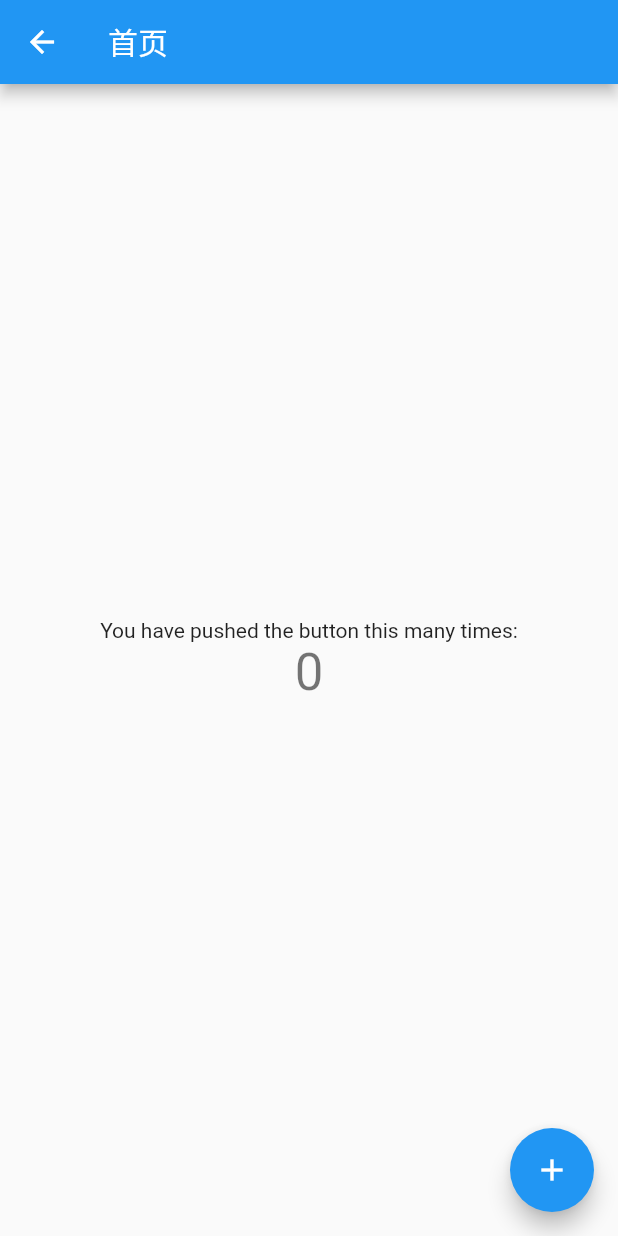
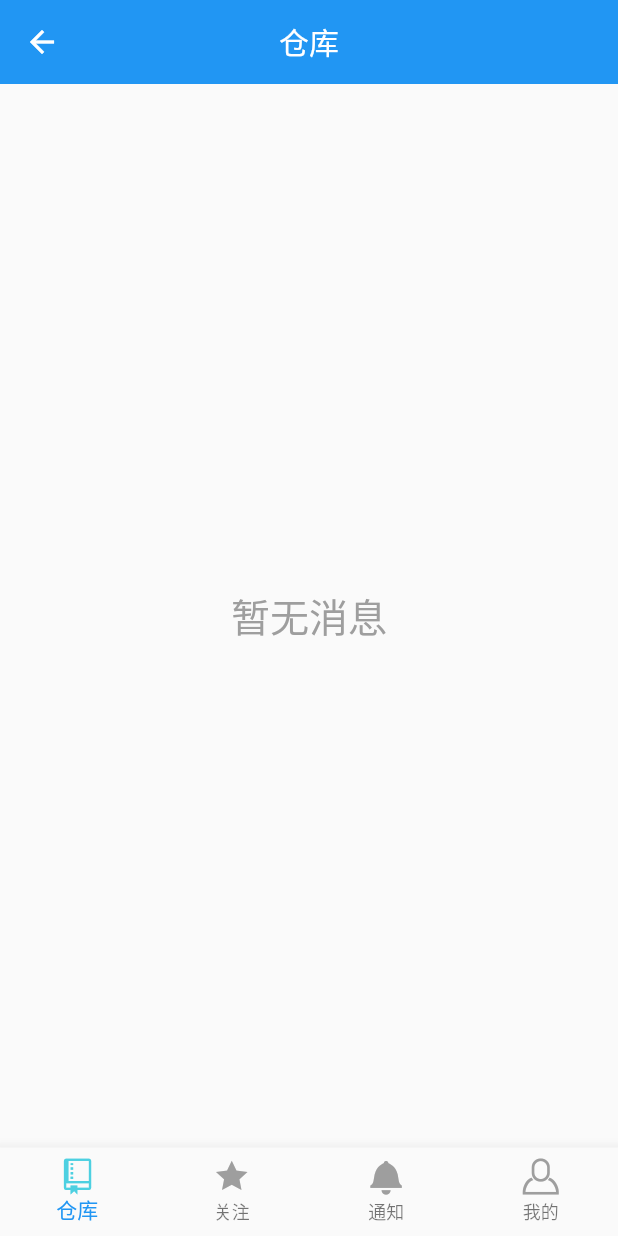
Before and after one commit to ga1gi7nang5/flutter_-github, a Flutter app: the HomePage screen opened by its route, on a phone screen of 412 x 824 dp. Run offline on Flutter 3.47's test engine with Material 2 defaults, Android fonts, the phone set to English and light mode, and no system bars; our stand-ins replace dio, flutter_screenutil, fluttertoast, shared_preferences; accounts and stored records are empty; generated files the repository leaves out were written again.

Commit message:
feat: 完成个人页面的开发

```diff
--- a/lib/common/git_api.dart
+++ b/lib/common/git_api.dart
@@ -32,7 +32,7 @@ class Git {
     if (!Global.isRelease) {
       (dio.httpClientAdapter as DefaultHttpClientAdapter).onHttpClientCreate = (client) {
         client.findProxy = (uri) {
-          return "PROXY 192.168.217.59:8888";
+          return "PROXY 192.168.216.157:8888";
         };
         //代理工具会提供一个抓包的自签名证书，会通不过证书校验，所以我们禁用证书校验
         client.badCertificateCallback =
--- /dev/null
+++ b/lib/common/icons.dart
@@ -0,0 +1,15 @@
+
+
+import 'package:flutter_github/export.dart';
+
+class MyIcons {
+  static const IconData notifications = IconData(0xe652, fontFamily: 'myIcon');
+  static const IconData repositories = IconData(0xe651, fontFamily: 'myIcon');
+  static const IconData star = IconData(0xe650, fontFamily: 'myIcon');
+  static const IconData profile = IconData(0xe69b, fontFamily: 'myIcon');
+  static const IconData fork = IconData(0xe7e8, fontFamily: 'myIcon');
+  static const IconData gists = IconData(0xe653, fontFamily: 'myIcon');
+  static const IconData organization = IconData(0xe629, fontFamily: 'myIcon');
+  static const IconData activity = IconData(0xe615, fontFamily: 'myIcon');
+  static const IconData setting1 = IconData(0xe62d, fontFamily: 'myIcon');
+}
--- a/lib/common/index.dart
+++ b/lib/common/index.dart
@@ -1,4 +1,6 @@
 export 'git_api.dart';
 export 'global.dart';
+export 'layout_type.dart';
 export 'net_cache.dart';
 export 'show_loading_fun.dart';
+export 'show_toast_fun.dart';
--- /dev/null
+++ b/lib/common/layout_type.dart
@@ -0,0 +1,26 @@
+import 'package:flutter/foundation.dart';
+
+abstract class HasLayoutGroup {
+  VoidCallback get onLayoutToggle;
+}
+
+enum LayoutType {
+  repositories,
+  star,
+  notifications,
+  profile
+}
+
+String layoutName(LayoutType layoutType) {
+  switch (layoutType) {
+    case LayoutType.repositories:
+      return '仓库';
+    case LayoutType.star:
+      return '关注';
+    case LayoutType.notifications:
+      return '通知';
+    case LayoutType.profile:
+      return '我的';
+  }
+  return '';
+}
--- a/lib/routes/home_page.dart
+++ b/lib/routes/home_page.dart
@@ -1,3 +1,5 @@
+import 'package:flutter_github/common/icons.dart';
+
 import '../export.dart';
 
 class HomePage extends StatefulWidget {
@@ -6,68 +8,73 @@ class HomePage extends StatefulWidget {
 }
 
 class _HomePageState extends State<HomePage> {
-  int _counter = 0;
+  LayoutType _layoutSelection = LayoutType.repositories;
 
-  void _incrementCounter() {
+  void _onSelectTab (index) {
+    List<LayoutType> layoutTypeList = [LayoutType.repositories, LayoutType.star, LayoutType.notifications, LayoutType.profile];
     setState(() {
-      // This call to setState tells the Flutter framework that something has
-      // changed in this State, which causes it to rerun the build method below
-      // so that the display can reflect the updated values. If we changed
-      // _counter without calling setState(), then the build method would not be
-      // called again, and so nothing would appear to happen.
-      _counter++;
+      _layoutSelection = layoutTypeList[index];
     });
+  }
+
+  Color _colorTabMatching({LayoutType layoutSelection}) {
+    return _layoutSelection == layoutSelection ? Colors.cyan[300] : Colors.grey;
+  }
+
+  BottomNavigationBarItem _buildItem({IconData icon, LayoutType layoutSelection}) {
+    String text = layoutName(layoutSelection);
+    Color selectionColor = _colorTabMatching(layoutSelection: layoutSelection);
+    return BottomNavigationBarItem(
+        icon: Icon(icon, color: selectionColor,),
+        title: Text(text, style: TextStyle(color: selectionColor, fontSize: 12.0),)
+    );
+  }
+
+  Widget _buildButtonNavBar() {
+    return BottomNavigationBar(
+      type: BottomNavigationBarType.fixed,
+      items: [
+        _buildItem(
+            icon: MyIcons.repositories,
+            layoutSelection: LayoutType.repositories
+        ),
+        _buildItem(
+            icon: MyIcons.star,
+            layoutSelection: LayoutType.star
+        ),
+        _buildItem(
+            icon: MyIcons.notifications,
+            layoutSelection: LayoutType.notifications
+        ),
+        _buildItem(
+            icon: MyIcons.profile,
+            layoutSelection: LayoutType.profile
+        ),
+      ],
+      onTap: _onSelectTab,
+    );
+  }
+
+  Widget _buildBody() {
+    LayoutType layoutSelection = _layoutSelection;
+    switch (layoutSelection) {
+      case LayoutType.repositories:
+        return RepositoriesPage();
+      case LayoutType.star:
+        return StarPage();
+      case LayoutType.notifications:
+        return NotificationPage();
+      case LayoutType.profile:
+        return ProfilePage();
+    }
+    return RepositoriesPage();
   }
 
   @override
   Widget build(BuildContext context) {
-    // This method is rerun every time setState is called, for instance as done
-    // by the _incrementCounter method above.
-    //
-    // The Flutter framework has been optimized to make rerunning build methods
-    // fast, so that you can just rebuild anything that needs updating rather
-    // than having to individually change instances of widgets.
     return Scaffold(
-      appBar: AppBar(
-        // Here we take the value from the MyHomePage object that was created by
-        // the App.build method, and use it to set our appbar title.
-        title: Text('首页'),
-      ),
-      body: Center(
-        // Center is a layout widget. It takes a single child and positions it
-        // in the middle of the parent.
-        child: Column(
-          // Column is also a layout widget. It takes a list of children and
-          // arranges them vertically. By default, it sizes itself to fit its
-          // children horizontally, and tries to be as tall as its parent.
-          //
-          // Invoke "debug painting" (press "p" in the console, choose the
-          // "Toggle Debug Paint" action from the Flutter Inspector in Android
-          // Studio, or the "Toggle Debug Paint" command in Visual Studio Code)
-          // to see the wireframe for each widget.
-          //
-          // Column has various properties to control how it sizes itself and
-          // how it positions its children. Here we use mainAxisAlignment to
-          // center the children vertically; the main axis here is the vertical
-          // axis because Columns are vertical (the cross axis would be
-          // horizontal).
-          mainAxisAlignment: MainAxisAlignment.center,
-          children: <Widget>[
-            Text(
-              'You have pushed the button this many times:',
-            ),
-            Text(
-              '$_counter',
-              style: Theme.of(context).textTheme.display1,
-            ),
-          ],
-        ),
-      ),
-      floatingActionButton: FloatingActionButton(
-        onPressed: _incrementCounter,
-        tooltip: 'Increment',
-        child: Icon(Icons.add),
-      ), // This trailing comma makes auto-formatting nicer for build methods.
+      body: _buildBody(),
+      bottomNavigationBar: _buildButtonNavBar(),
     );
   }
 }
--- a/lib/routes/index.dart
+++ b/lib/routes/index.dart
@@ -1,3 +1,7 @@
 export 'home_page.dart';
 export 'login_page.dart';
+export 'notification_page.dart';
+export 'profile_page.dart';
+export 'repositories_page.dart';
+export 'star_page.dart';
 export 'welcome_page.dart';
--- a/lib/routes/login_page.dart
+++ b/lib/routes/login_page.dart
@@ -41,7 +41,7 @@ class _LoginPageState extends State<LoginPage> {
       } catch (e) {
         // 登录失败提示
         if (e.response?.statusCode == 401) {
-          print('用户名或密码不正确');
+          showToast('用户名或密码不正确');
         } else {
           print(e.toString());
         }
--- /dev/null
+++ b/lib/routes/repositories_page.dart
@@ -0,0 +1,24 @@
+import '../export.dart';
+
+class RepositoriesPage extends StatefulWidget {
+  @override
+  _RepositoriesPageState createState() => _RepositoriesPageState();
+}
+
+class _RepositoriesPageState extends State<RepositoriesPage> {
+  @override
+  Widget build(BuildContext context) {
+    // TODO: implement build
+    return Scaffold(
+      appBar: new AppBar(
+        elevation: 0.0,
+        centerTitle: true,
+        title: Text('仓库', style:  TextStyle(color: Colors.white, fontSize: 20.0),),
+      ),
+      body: Container(
+        alignment: Alignment.center,
+        child: Text('暂无消息', style: TextStyle(color: Colors.grey, fontSize: 26.0),),
+      ),
+    );
+  }
+}
--- /dev/null
+++ b/lib/widgets/index.dart
@@ -0,0 +1 @@
+export 'menus.dart';
```
Also changed, not shown: lib/common/show_toast_fun.dart (added, +16 -0 lines), lib/routes/notification_page.dart (added, +24 -0 lines), lib/routes/profile_page.dart (added, +109 -0 lines), lib/routes/star_page.dart (added, +24 -0 lines), lib/widgets/menus.dart (added, +68 -0 lines), pubspec.yaml (+5 -6 lines), fonts/iconfont.ttf (added), imgs/avatar-default.png (added), lib/routes/setting_page.dart (added), lib/widgets/repo_item.dart (added).
